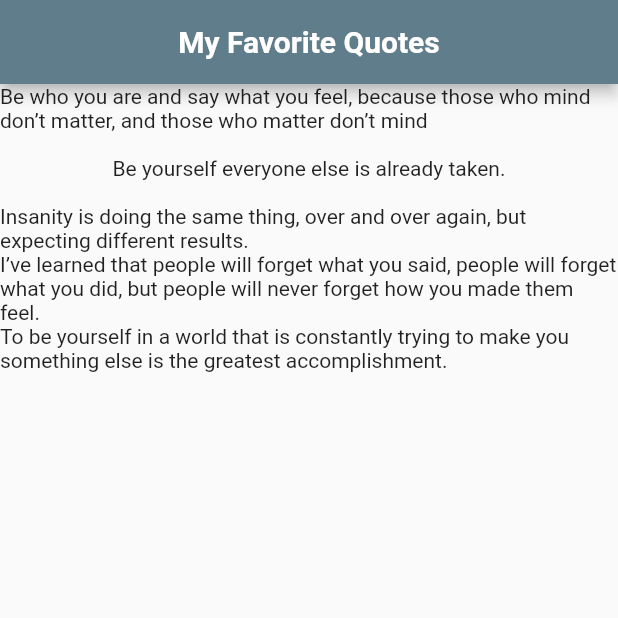
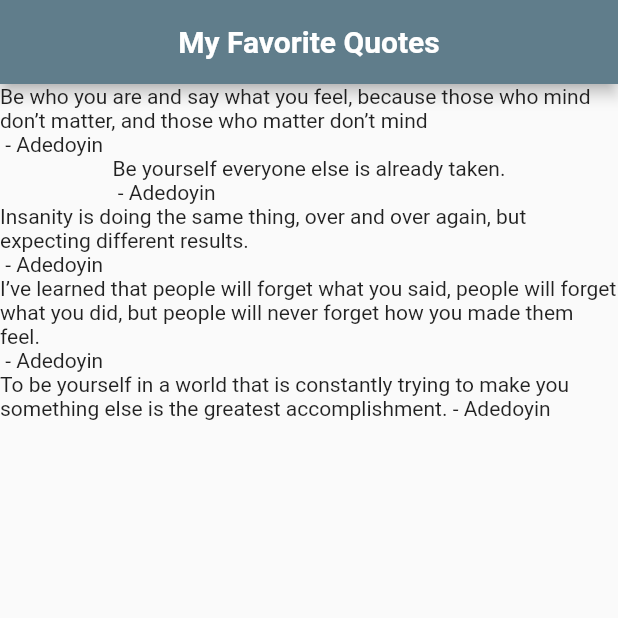
Before and after one commit to DevAdedoyin/my_quotes, a Flutter app: the screen it shows after launch, on a phone screen of 412 x 824 dp, the top half of it. Run offline on Flutter 3.47's test engine with Material 2 defaults, Android fonts, the phone set to English and light mode, and no system bars.

Commit message:
Custom Class Created

```diff
--- a/lib/main.dart
+++ b/lib/main.dart
@@ -1,5 +1,6 @@
 import 'package:flutter/cupertino.dart';
 import 'package:flutter/material.dart';
+import 'package:myquotes/quotes.dart';
 
 void main() => runApp(MaterialApp(home: Quotes(),));
 
@@ -10,12 +11,12 @@ class Quotes extends StatefulWidget {
 
 class _QuotesState extends State<Quotes> {
 
-  List<String> quotes = [
-  'Be who you are and say what you feel, because those who mind don’t matter, and those who matter don’t mind\n',
-  'Be yourself everyone else is already taken.\n',
-  'Insanity is doing the same thing, over and over again, but expecting different results.\n'
-  'I\’ve learned that people will forget what you said, people will forget what you did, but people will never forget how you made them feel.\n'
-  'To be yourself in a world that is constantly trying to make you something else is the greatest accomplishment.'
+  List<MyQuotes> quotes = [
+    MyQuotes(author: "Adedoyin", quote: 'Be who you are and say what you feel, because those who mind don’t matter, and those who matter don’t mind\n'),
+    MyQuotes(author: "Adedoyin", quote:  'Be yourself everyone else is already taken.\n'),
+    MyQuotes(author: "Adedoyin", quote:  'Insanity is doing the same thing, over and over again, but expecting different results.\n'),
+    MyQuotes(author: "Adedoyin", quote:  'I\’ve learned that people will forget what you said, people will forget what you did, but people will never forget how you made them feel.\n'),
+    MyQuotes(author: "Adedoyin", quote:  'To be yourself in a world that is constantly trying to make you something else is the greatest accomplishment.'),
   ];
 
   @override
@@ -23,7 +24,7 @@ class _QuotesState extends State<Quotes> {
     return Scaffold(
       appBar: AppBar(title: Text("My Favorite Quotes", style: TextStyle(fontWeight: FontWeight.bold),), backgroundColor: Colors.blueGrey[500], centerTitle: true,),
     body: Column(
-      children: quotes.map((quote) => Text(quote)).toList(),
+      children: quotes.map((quote) => Text('${quote.quote} - ${quote.author}')).toList(),
     ),
     );
   }
--- /dev/null
+++ b/lib/quotes.dart
@@ -0,0 +1,6 @@
+class MyQuotes{
+  String author;
+  String quote;
+
+  MyQuotes({this.author, this.quote});
+}
```
